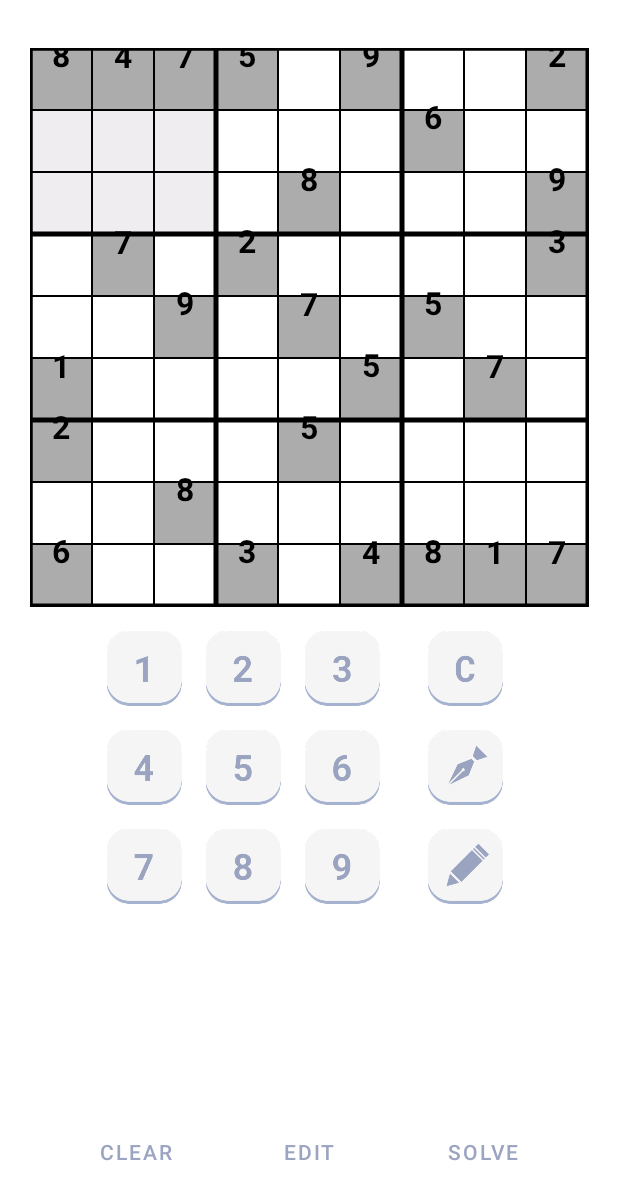
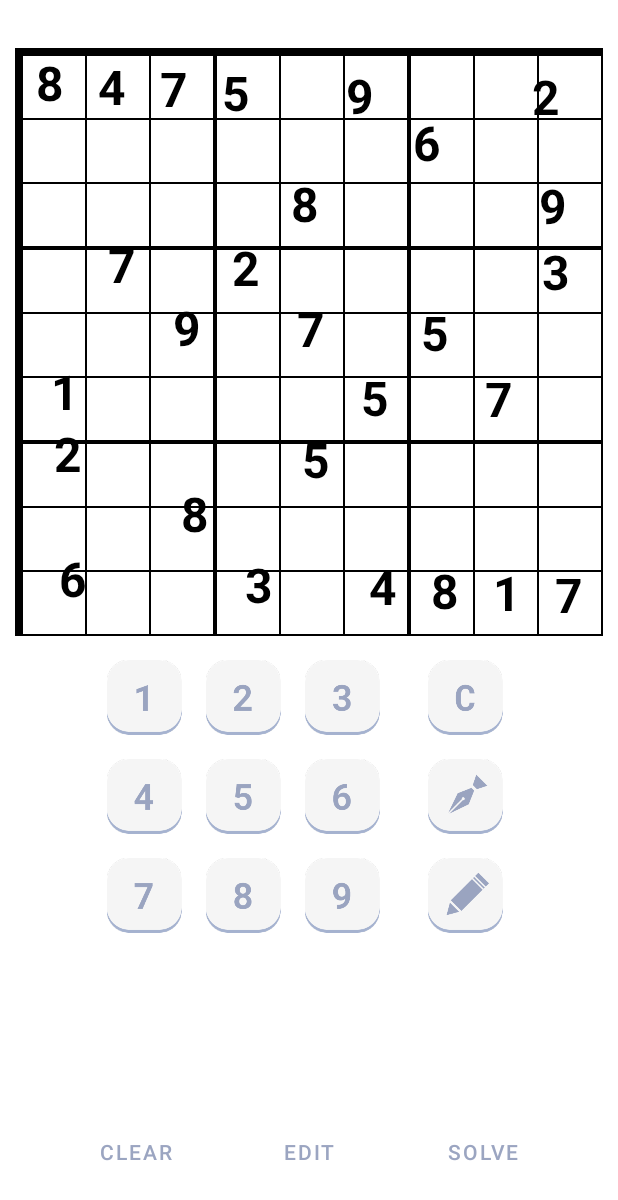
Before and after one commit to allen-nagtalon/SudokuWizardApp, an Android app: the screen it shows after launch (SudokuGameActivity), after a tap on an icon or button, on a phone screen of 412 x 824 dp. Shown: the top 1200 px of the screen. Run offline under Robolectric (Android 15) with nearby library versions, the phone set to English and light mode, and no system bars.

Commit message:
Replaced BoardView with BoardViewRemake

```diff
--- a/app/src/main/java/com/example/sudokuWizard/view/SudokuGameActivity.kt
+++ b/app/src/main/java/com/example/sudokuWizard/view/SudokuGameActivity.kt
@@ -9,9 +9,10 @@ import androidx.lifecycle.ViewModelProviders
 import com.example.sudokuWizard.R
 import com.example.sudokuWizard.engine.Cell
 import com.example.sudokuWizard.view.customview.BoardView
+import com.example.sudokuWizard.view.customview.BoardViewRemake
 import com.example.sudokuWizard.viewmodel.BoardViewModel
 
-class SudokuGameActivity : AppCompatActivity(), BoardView.OnTouchListener {
+class SudokuGameActivity : AppCompatActivity(), BoardViewRemake.OnTouchListener {
 
     private lateinit var viewModel : BoardViewModel
 
--- a/app/src/main/res/layout/activity_sudoku_game.xml
+++ b/app/src/main/res/layout/activity_sudoku_game.xml
@@ -6,7 +6,7 @@
     android:layout_height="match_parent"
     tools:context=".view.SudokuGameActivity">
 
-    <com.example.sudokuWizard.view.customview.BoardView
+    <com.example.sudokuWizard.view.customview.BoardViewRemake
         android:id="@+id/board_view"
         android:layout_width="wrap_content"
         android:layout_height="wrap_content"
```
